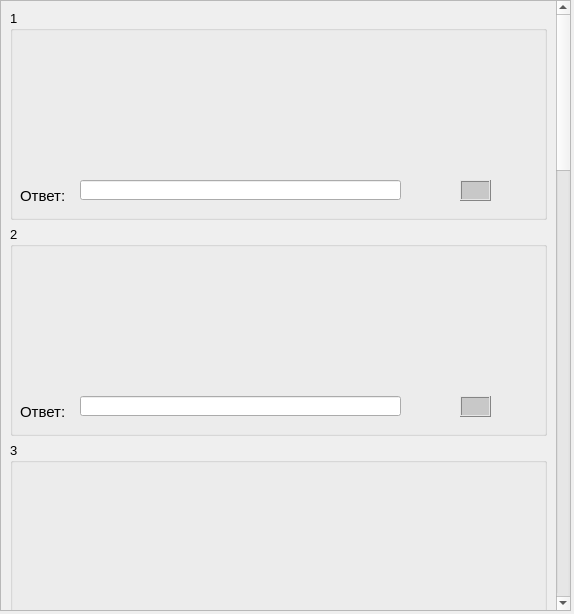
Above: data/pattern_num.ui from ChibisGames/PyQt_trainer before the change. Below: the same form after it.
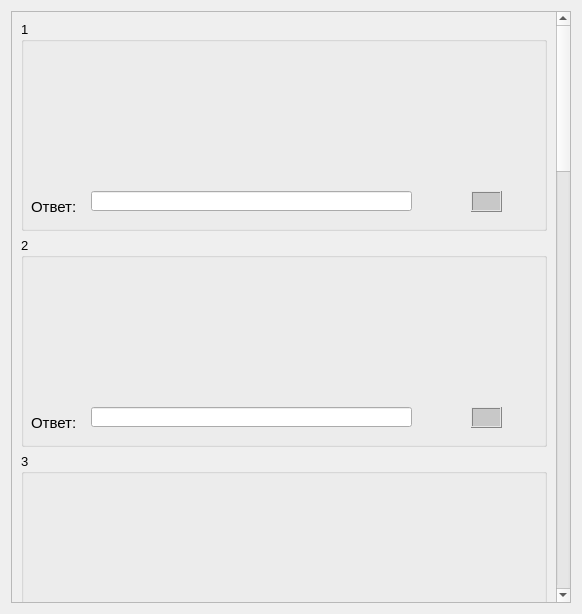
That is the form after the change.

Patch:
```diff
--- a/data/pattern_num.ui
+++ b/data/pattern_num.ui
@@ -6,22 +6,16 @@
    <rect>
     <x>0</x>
     <y>0</y>
-    <width>574</width>
+    <width>582</width>
     <height>614</height>
    </rect>
   </property>
   <property name="windowTitle">
    <string>Pattern</string>
   </property>
+  <layout class="QGridLayout" name="gridLayout">
+   <item row="0" column="0">
   <widget class="QScrollArea" name="scrollArea">
-   <property name="geometry">
-    <rect>
-     <x>0</x>
-     <y>0</y>
-     <width>571</width>
-     <height>611</height>
-    </rect>
-   </property>
    <property name="autoFillBackground">
     <bool>true</bool>
    </property>
@@ -35,8 +29,8 @@
     <property name="geometry">
      <rect>
       <x>0</x>
-      <y>-1669</y>
-      <width>552</width>
+        <y>0</y>
+        <width>545</width>
       <height>2278</height>
      </rect>
     </property>
@@ -1030,6 +1024,8 @@
     </layout>
    </widget>
   </widget>
+   </item>
+  </layout>
  </widget>
  <resources/>
  <connections/>
```
Lines whose indentation alone changed are shown as unchanged.
